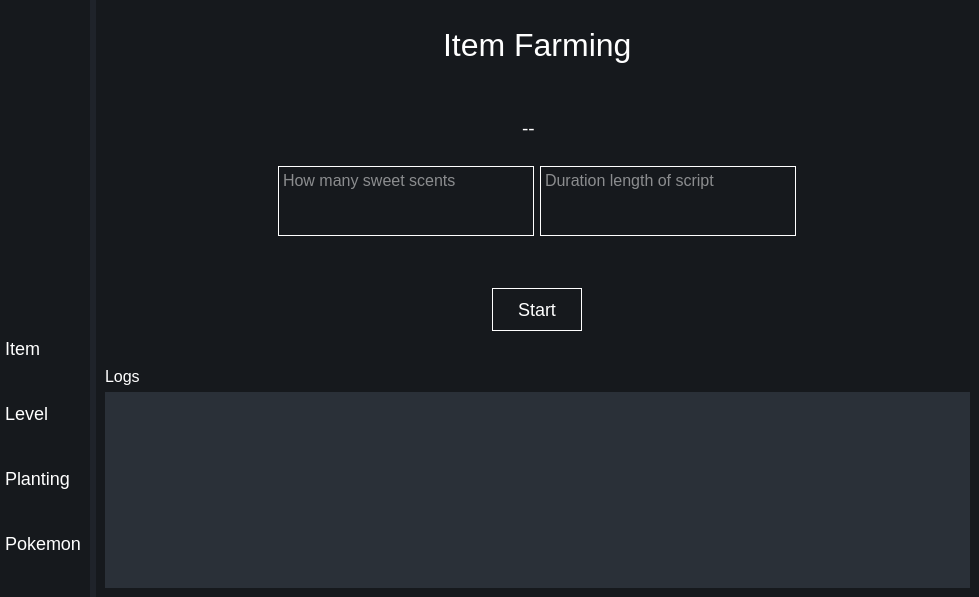
T3tsuo/PokemonUI, file DO NOT RUN/item.ui: the form before one commit.
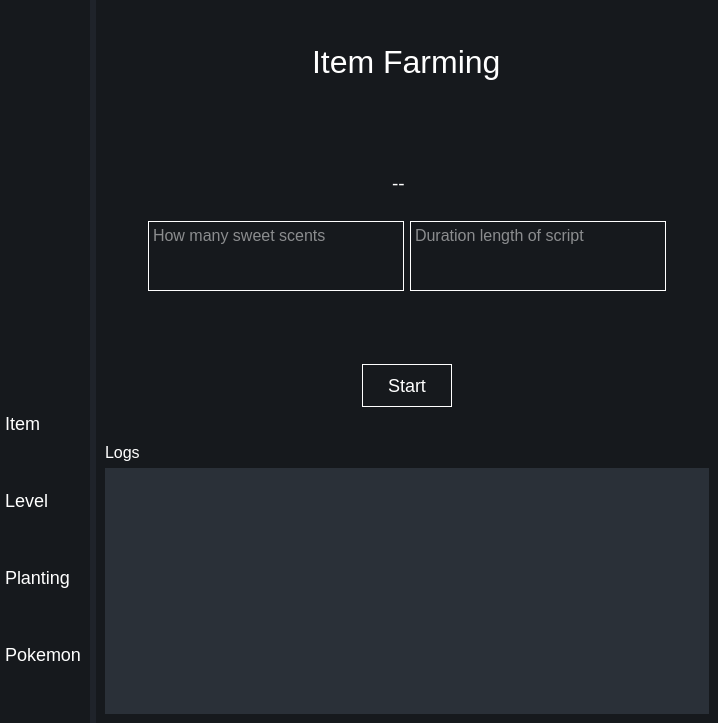
The form after the commit. Icons and pictures are not drawn.

Commit message: levelfarming script works in the UI

What changed in the file:
```diff
--- a/DO NOT RUN/item.ui
+++ b/DO NOT RUN/item.ui
@@ -6,8 +6,8 @@
    <rect>
     <x>0</x>
     <y>0</y>
-    <width>979</width>
-    <height>597</height>
+    <width>718</width>
+    <height>723</height>
    </rect>
   </property>
   <property name="font">
@@ -433,8 +433,8 @@
               <rect>
                <x>0</x>
                <y>0</y>
-               <width>861</width>
-               <height>148</height>
+               <width>600</width>
+               <height>236</height>
               </rect>
              </property>
              <property name="styleSheet">
```
The commit also changes 5 other files.
